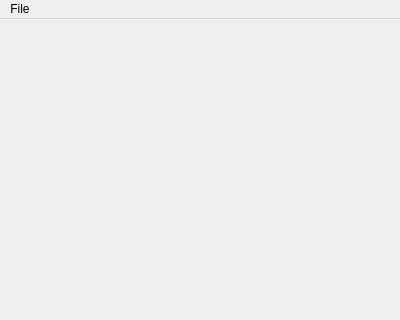
The window that mainwindow.ui (chux0519/c8-emu) describes before a commit, drawn with Qt 5.
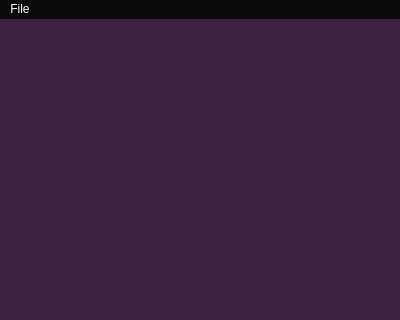
The same window after the commit.

Commit message: feat: add gWigdet as graphics container

What changed in the file:
```diff
--- a/mainwindow.ui
+++ b/mainwindow.ui
@@ -13,7 +13,27 @@
   <property name="windowTitle">
    <string>MainWindow</string>
   </property>
-  <widget class="QWidget" name="centralWidget"/>
+  <property name="styleSheet">
+   <string notr="true">QMenuBar {
+background: rgb(9, 9, 9);
+color: rgb(255, 255, 255);
+}
+QMainWindow {
+background: rgb(64, 32, 64);
+}</string>
+  </property>
+  <widget class="QWidget" name="centralWidget">
+   <widget class="QWidget" name="gWidget" native="true">
+    <property name="geometry">
+     <rect>
+      <x>40</x>
+      <y>20</y>
+      <width>320</width>
+      <height>160</height>
+     </rect>
+    </property>
+   </widget>
+  </widget>
   <widget class="QMenuBar" name="menuBar">
    <property name="geometry">
     <rect>
```
The commit also changes 1 other file.
